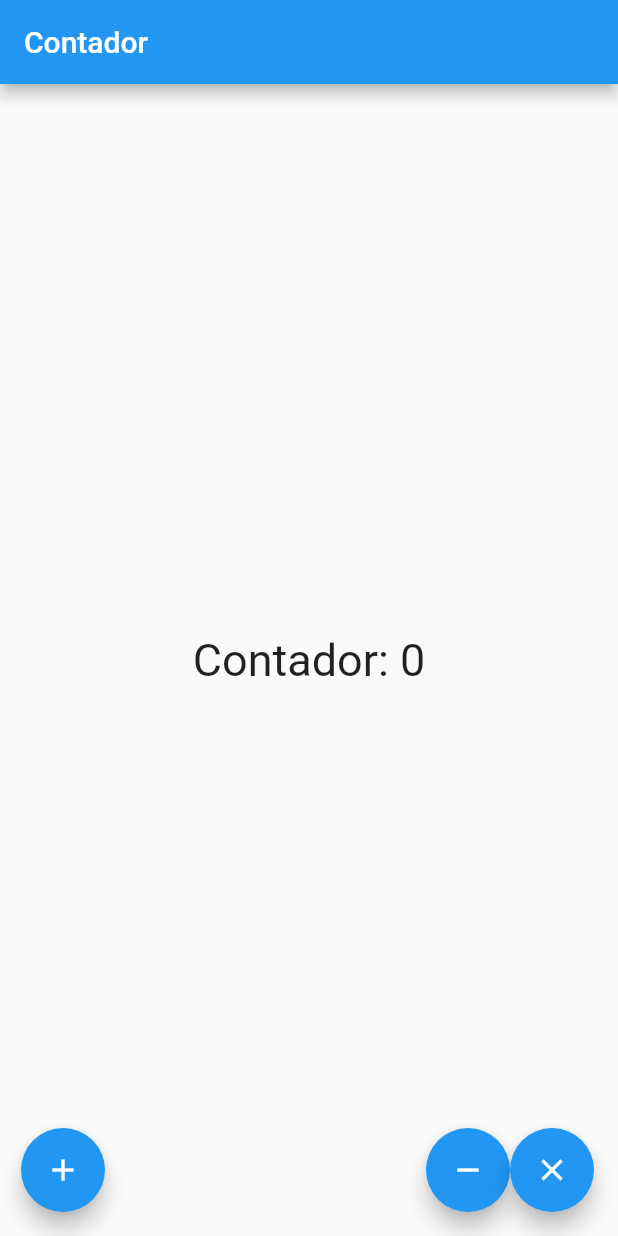
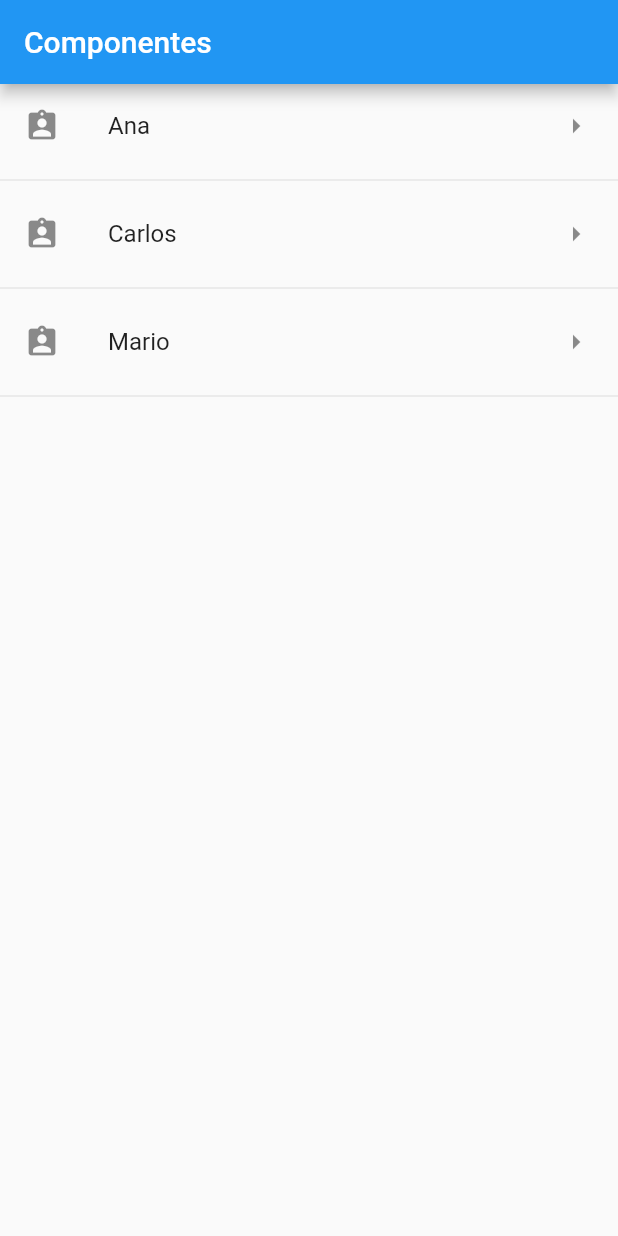
Before and after one commit to lbvp10/aprendiendo-flutter, a Flutter app: the screen it shows after launch, on a phone screen of 412 x 824 dp. Run offline on Flutter 3.47's test engine with Material 2 defaults, Android fonts, the phone set to English and light mode, and no system bars.

```diff
--- a/lib/main.dart
+++ b/lib/main.dart
@@ -1,4 +1,14 @@
 import 'package:flutter/material.dart';
-import 'package:hola_mundo/src/app.dart';
+import 'package:hola_mundo/src/pages/componentes/list_view_componet.dart';
 
 void main() => runApp(MyApp());
+
+class MyApp extends StatelessWidget {
+  @override
+  Widget build(BuildContext context) {
+    return MaterialApp(
+        title: 'Componentes',
+        debugShowCheckedModeBanner: false,
+        home: ListViewComponent());
+  }
+}
--- /dev/null
+++ b/lib/src/pages/componentes/list_view_componet.dart
@@ -0,0 +1,31 @@
+import 'package:flutter/material.dart';
+
+class ListViewComponent extends StatelessWidget {
+  final List<String> opciones = ["Ana", "Carlos", "Mario"];
+
+  @override
+  Widget build(BuildContext context) {
+    return Scaffold(
+      appBar: AppBar(title: Text("Componentes")),
+      body: ListView(
+        children: _crearOpcionesLista(),
+      ),
+    );
+  }
+
+  List<Widget> _crearOpcionesLista() {
+    return opciones
+        .map((f) => Column(
+              children: <Widget>[
+                ListTile(
+                  title: Text("$f"),
+                  leading: Icon(Icons.assignment_ind),
+                  trailing: Icon(Icons.arrow_right),
+                  onTap: () {},
+                ),
+                Divider()
+              ],
+            ))
+        .toList();
+  }
+}
```
Also changed, not shown: 1 other file.
